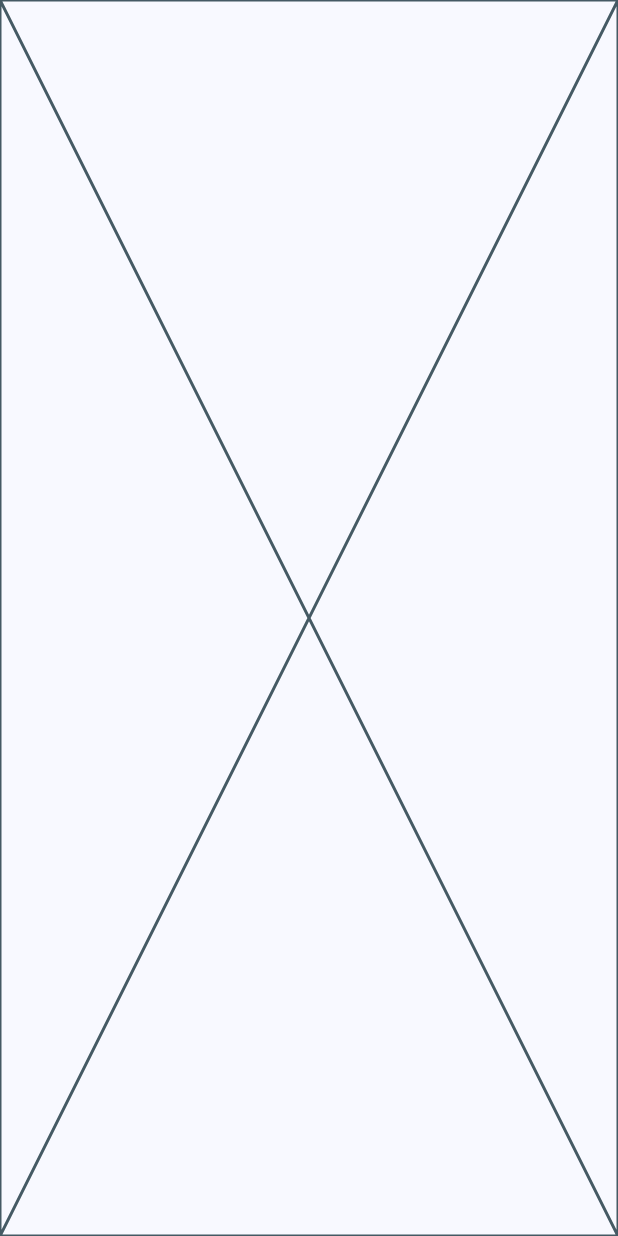
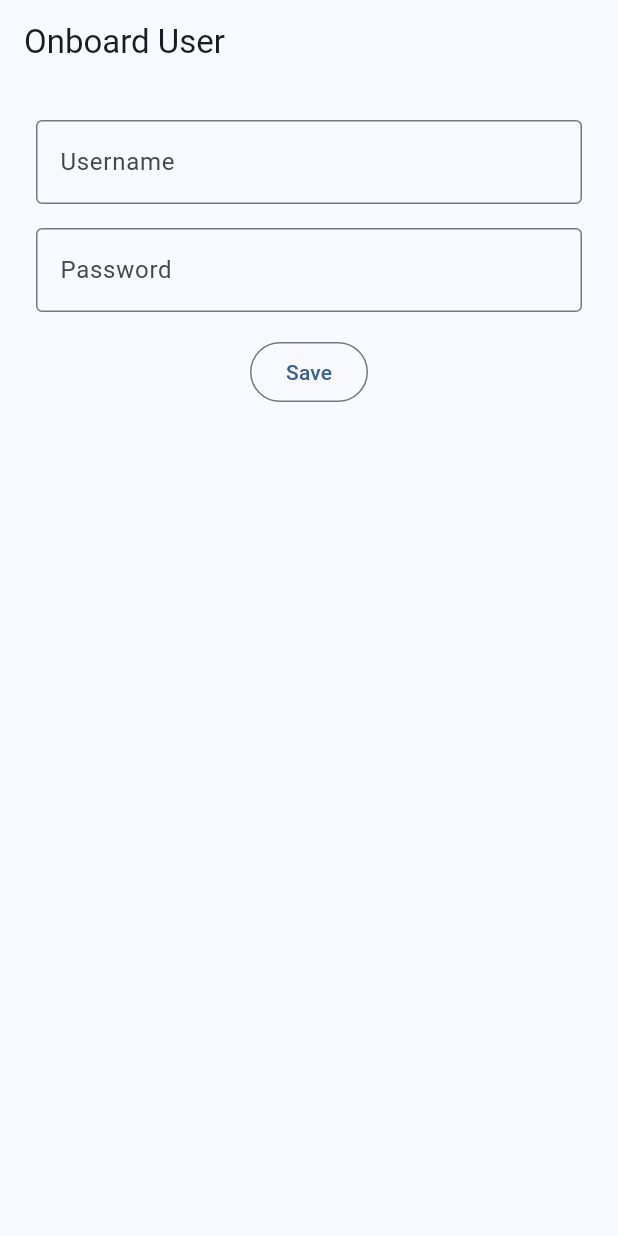
Before and after one commit to pasamet/photo_album, a Flutter app: the screen it shows after launch, on a phone screen of 412 x 824 dp. Run offline on Flutter 3.47's test engine with Material 3 defaults, Android fonts, the light colour scheme and no system bars; project files that could hold a hidden picture were left out.

Commit message:
Add onboarding form

```diff
--- a/lib/main.dart
+++ b/lib/main.dart
@@ -1,4 +1,6 @@
 import 'package:flutter/material.dart';
+
+import 'ui/onboarding/onboarding_screen.dart';
 
 void main() {
   runApp(const PhotoAlbumApp());
@@ -14,8 +16,6 @@ class PhotoAlbumApp extends StatelessWidget {
           colorScheme: ColorScheme.fromSeed(seedColor: Colors.blue),
           useMaterial3: true,
         ),
-      home: const Scaffold(
-        body: Placeholder(),
-      ),
+        home: const OnboardingScreen(),
       );
 }
--- /dev/null
+++ b/lib/ui/common/dimensions.dart
@@ -0,0 +1,5 @@
+import 'package:flutter/cupertino.dart';
+
+const gap16 = SizedBox.square(dimension: 16);
+const containerInsets = EdgeInsets.all(24);
+const maxTextWidth = 640.0;
--- /dev/null
+++ b/lib/ui/onboarding/onboarding_form.dart
@@ -0,0 +1,71 @@
+import 'package:flutter/material.dart';
+
+import '../common/dimensions.dart';
+
+typedef SubmitCallback = void Function({
+  required String username,
+  required String password,
+});
+
+class OnboardingForm extends StatefulWidget {
+  final SubmitCallback submitCallback;
+
+  const OnboardingForm({super.key, required this.submitCallback});
+
+  @override
+  State<OnboardingForm> createState() => _OnboardingFormState();
+}
+
+class _OnboardingFormState extends State<OnboardingForm> {
+  final _formKey = GlobalKey<FormState>();
+  final _usernameController = TextEditingController();
+  final _passwordController = TextEditingController();
+
+  @override
+  void dispose() {
+    _usernameController.dispose();
+    _passwordController.dispose();
+    super.dispose();
+  }
+
+  @override
+  Widget build(BuildContext context) => Form(
+        key: _formKey,
+        child: Column(
+          children: [
+            TextFormField(
+              controller: _usernameController,
+              decoration: const InputDecoration(
+                border: OutlineInputBorder(),
+                labelText: 'Username',
+              ),
+              validator: _textNotBlankValidator,
+            ),
+            gap16,
+            TextFormField(
+              controller: _passwordController,
+              decoration: const InputDecoration(
+                border: OutlineInputBorder(),
+                labelText: 'Password',
+              ),
+              obscureText: true,
+              validator: _textNotBlankValidator,
+            ),
+            gap16,
+            OutlinedButton(onPressed: _onSubmit, child: const Text('Save')),
+          ],
+        ),
+      );
+
+  void _onSubmit() {
+    if (_formKey.currentState!.validate()) {
+      widget.submitCallback(
+        username: _usernameController.text,
+        password: _passwordController.text,
+      );
+    }
+  }
+
+  String? _textNotBlankValidator(String? text) =>
+      (text?.trim().isEmpty ?? true) ? 'Should not be blank.' : null;
+}
--- /dev/null
+++ b/lib/ui/onboarding/onboarding_screen.dart
@@ -0,0 +1,26 @@
+import 'package:flutter/material.dart';
+
+import '../common/dimensions.dart';
+import 'onboarding_form.dart';
+
+class OnboardingScreen extends StatelessWidget {
+  const OnboardingScreen({super.key});
+
+  @override
+  Widget build(BuildContext context) => Scaffold(
+        appBar: AppBar(
+          title: const Text('Onboard User'),
+        ),
+        body: Center(
+          child: Container(
+            padding: containerInsets,
+            constraints: const BoxConstraints(maxWidth: maxTextWidth),
+            child: OnboardingForm(
+              submitCallback: ({required username, required password}) {
+                // TODO: Submit credentials.
+              },
+            ),
+          ),
+        ),
+      );
+}
```
Also changed, not shown: 2 other files. Lines whose indentation alone changed are shown as unchanged.
